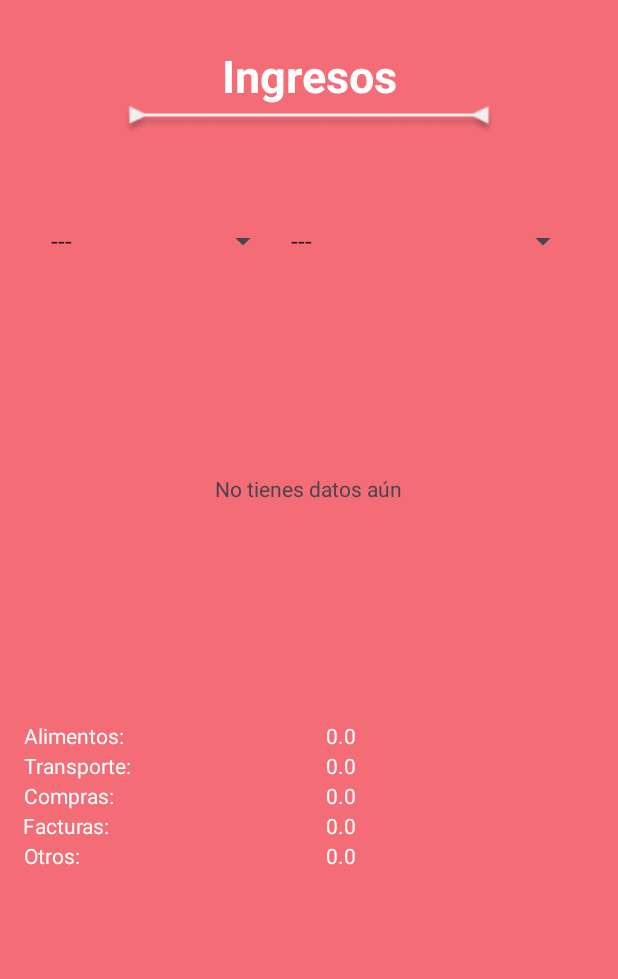
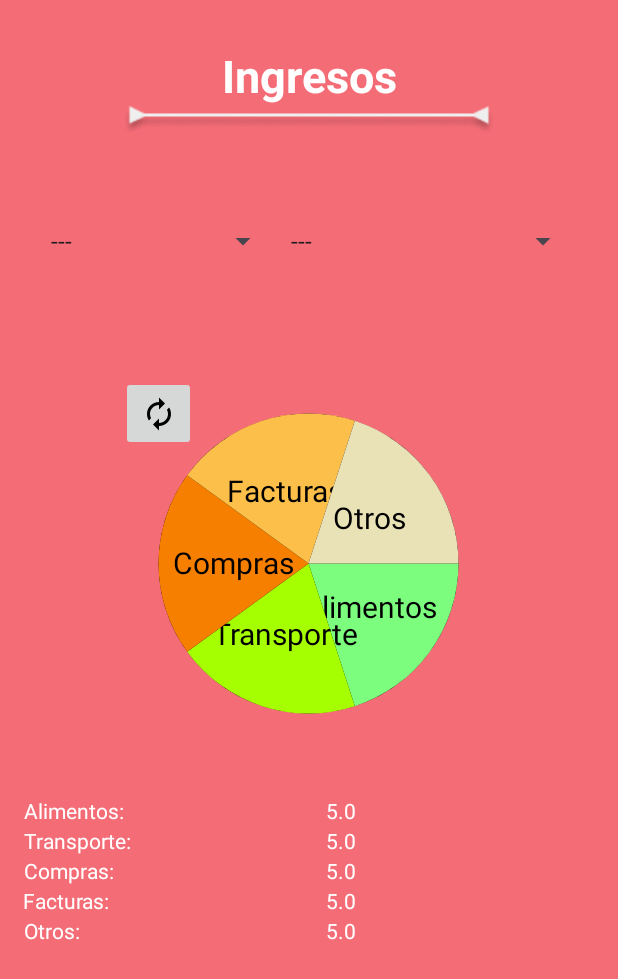
Before and after one commit to aracely-campa/Equipo1_proyectoFinal, an Android app: the GraficasActivity screen opened directly, with no data from a screen before it, on a phone screen of 412 x 824 dp. Shown: the top 979 px of the screen. Run offline under Robolectric (Android 15) with nearby library versions, the phone set to English and light mode, and no system bars.

Commit message:
Cambie colores
colores

```diff
--- a/Fianzas_Personales/app/src/main/java/campa/aracely/fianzas_personales/GraficasActivity.kt
+++ b/Fianzas_Personales/app/src/main/java/campa/aracely/fianzas_personales/GraficasActivity.kt
@@ -120,11 +120,11 @@ class GraficasActivity : AppCompatActivity() {
         Log.d("porcentajes", "otros $pOtros")
 
         lista.clear()
-        lista.add(Gastos("", pAlimentos, R.color.azul_fuerte, alimentos, "Alimentos", fecha))
-        lista.add(Gastos("", pTransporte, R.color.azul1_1, transporte, "Transporte", fecha))
-        lista.add(Gastos("", pCompras, R.color.white, compras, "Compras", fecha))
-        lista.add(Gastos("", pFacturas, R.color.azul1_0, facturas, "Facturas", fecha))
-        lista.add(Gastos("", pOtros, R.color.rojo_fuerte, otros, "Otros", fecha))
+        lista.add(Gastos("", pAlimentos, R.color.ColorAlimentos, alimentos, "Alimentos", fecha))
+        lista.add(Gastos("", pTransporte, R.color.ColorTransporte, transporte, "Transporte", fecha))
+        lista.add(Gastos("", pCompras, R.color.ColorCompras, compras, "Compras", fecha))
+        lista.add(Gastos("", pFacturas, R.color.ColorFacturas, facturas, "Facturas", fecha))
+        lista.add(Gastos("", pOtros, R.color.ColorOtros, otros, "Otros", fecha))
 
         val fondo = CustomCircleDrawable(this, lista)
         graph.background = fondo
@@ -212,11 +212,11 @@ class GraficasActivity : AppCompatActivity() {
     fun asignarColor() {
         for (i in lista) {
             when (i.categoria) {
-                "Alimentos" -> i.color = R.color.azul_fuerte
-                "Transporte" -> i.color = R.color.azul1_1
-                "Compras" -> i.color = R.color.white
-                "Facturas" -> i.color = R.color.azul1_0
-                "Otros" -> i.color = R.color.rojo_fuerte
+                "Alimentos" -> i.color = R.color.ColorAlimentos
+                "Transporte" -> i.color = R.color.ColorTransporte
+                "Compras" -> i.color = R.color.ColorCompras
+                "Facturas" -> i.color = R.color.ColorFacturas
+                "Otros" -> i.color = R.color.ColorOtros
             }
         }
     }
@@ -253,7 +253,6 @@ class GraficasActivity : AppCompatActivity() {
         val montoCompras: TextView = findViewById(R.id.textoCompras)
         val montoFacturas: TextView = findViewById(R.id.textoFacturas)
         val montoOtros: TextView = findViewById(R.id.textoOtros)
-
         val spinner_mes: Spinner = findViewById(R.id.spinner_mes)
         textoSinDatos = findViewById(R.id.textoSinDatos)
         spinner_categoria = findViewById(R.id.spinner_categoria)
@@ -311,7 +310,13 @@ class GraficasActivity : AppCompatActivity() {
             override fun onNothingSelected(parent: AdapterView<*>?) {
             }
         }
-       actualizarGrafica()
+        lista.add(Gastos("", 5.0f, R.color.azul_claro, 5.0f, "Compras", LocalDate.now()))
+        lista.add(Gastos("", 5.0f, R.color.black, 5.0f, "Facturas", LocalDate.now()))
+        lista.add(Gastos("", 5.0f, R.color.azul_claro, 5.0f, "Alimentos", LocalDate.now()))
+        lista.add(Gastos("", 5.0f, R.color.black, 5.0f, "Transporte", LocalDate.now()))
+        lista.add(Gastos("", 5.0f, R.color.black, 5.0f, "Otros", LocalDate.now()))
+
+        actualizarGrafica()
         extraerDatos()
         fetchingData()
         filtrarCategoria()
--- a/Fianzas_Personales/app/src/main/res/values/colors.xml
+++ b/Fianzas_Personales/app/src/main/res/values/colors.xml
@@ -10,4 +10,10 @@
     <color name="azul_claro">#56C2C7</color>
     <color name="azul_fuerte">#457B9D</color>
     <color name="azul_marino">#1D3557</color>
+
+    <color name="ColorAlimentos">#7CFD7E</color>
+    <color name="ColorTransporte">#A6FF00</color>
+    <color name="ColorCompras">#F77F00</color>
+    <color name="ColorFacturas">#FCBF49</color>
+    <color name="ColorOtros">#EAE2B7</color>
 </resources>
```
